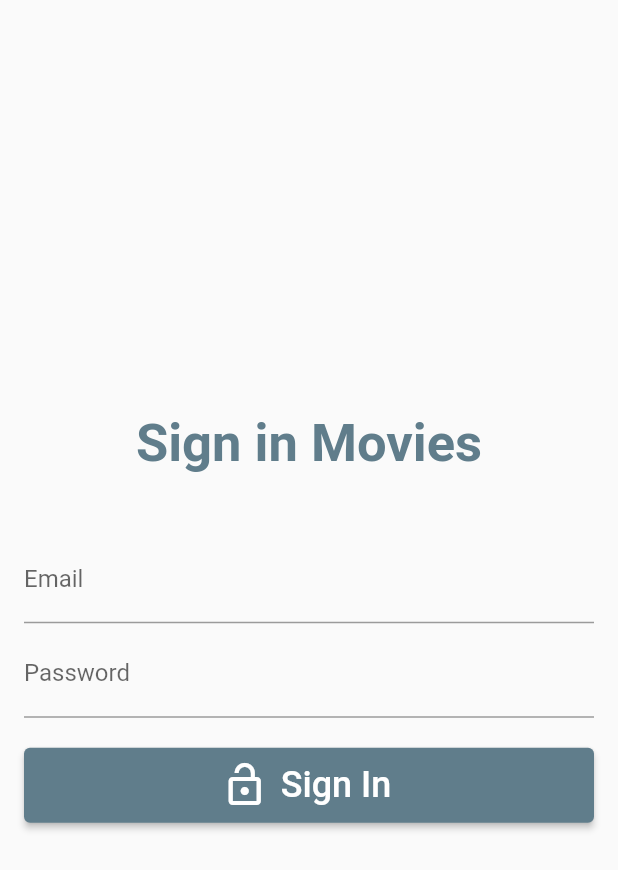
After one commit to tihomirkz/Movies-Application, a Flutter app: the screen it shows after launch, after a tap on "Sign In", on a phone screen of 412 x 824 dp. The commit adds this screen. Shown: the top 870 px of the screen. Run offline on Flutter 3.47's test engine with Material 2 defaults, Android fonts, the phone set to English and light mode, and no system bars; our stand-ins replace cached_network_image, firebase_auth, firebase_core, flutter_rating_bar; accounts and stored records are empty; network calls fail.

Commit message:
refactoring login

```diff
--- a/lib/main.dart
+++ b/lib/main.dart
@@ -2,7 +2,7 @@ import 'package:firebase_auth/firebase_auth.dart';
 import 'package:firebase_core/firebase_core.dart';
 import 'package:flutter/material.dart';
 import 'package:movies_application/screens/home/movies_page.dart';
-import 'package:movies_application/screens/home/widgets/ligin_widget.dart';
+import 'package:movies_application/screens/auth/log_in/login_widget.dart';
 
 Future<void> main() async {
   WidgetsFlutterBinding.ensureInitialized();
@@ -45,7 +45,7 @@ class MainPage extends StatelessWidget {
           } else if(snapshot.hasData) {
             return const MoviesPage();
           } else {
-            return const LoginWidget();
+            return const LoginPage();
           }
         },
       ),
--- /dev/null
+++ b/lib/screens/auth/log_in/login_view.dart
@@ -0,0 +1,38 @@
+import 'package:flutter/material.dart';
+import 'package:movies_application/screens/home/widgets/movie_widgets.dart';
+
+import 'login_widget.dart';
+
+class LoginView extends StatelessWidget {
+  final LoginController state;
+  const LoginView(this.state, {Key? key}) : super(key: key);
+
+  @override
+  Widget build(BuildContext context) {
+    return Padding(
+      padding: const EdgeInsets.all(16),
+      child: Column(
+        mainAxisAlignment: MainAxisAlignment.center,
+        children: [
+          text(text: 'Sign in Movies', size: 35, color: Colors.blueGrey),
+          const SizedBox(height: 40),
+          textField(state.emailController, 'Email', TextInputAction.next, false),
+          const SizedBox(height: 4),
+          textField(state.passwordController, 'Password', TextInputAction.done, true),
+          const SizedBox(height: 20),
+          ElevatedButton.icon(
+            style: ElevatedButton.styleFrom(
+              minimumSize: const Size.fromHeight(50),
+            ),
+            icon: const Icon(Icons.lock_open, size: 32),
+            label: const Text(
+              'Sign In',
+              style: TextStyle(fontSize: 24),
+            ),
+            onPressed: state.signIn,
+          ),
+        ],
+      ),
+    );
+  }
+}
--- /dev/null
+++ b/lib/screens/auth/log_in/login_widget.dart
@@ -0,0 +1,44 @@
+import 'package:firebase_auth/firebase_auth.dart';
+import 'package:flutter/material.dart';
+import 'package:movies_application/main.dart';
+import 'package:movies_application/screens/auth/log_in/login_view.dart';
+
+class LoginPage extends StatefulWidget {
+  const LoginPage({Key? key}) : super(key: key);
+
+  @override
+  State<LoginPage> createState() => LoginController();
+}
+
+class LoginController extends State<LoginPage> {
+  final emailController = TextEditingController();
+  final passwordController = TextEditingController();
+
+  @override
+  void dispose() {
+    emailController.dispose();
+    passwordController.dispose();
+    super.dispose();
+  }
+
+  @override
+  Widget build(BuildContext context) => LoginView(this);
+
+  Future signIn() async {
+    showDialog(
+      context: context,
+      builder: (context) => const Center(child: CircularProgressIndicator(),
+      ),
+    );
+
+    try {
+      await FirebaseAuth.instance.signInWithEmailAndPassword(
+        email: emailController.text.trim(),
+        password: passwordController.text.trim(),
+      );
+    } on FirebaseAuthException catch(e) {
+      print(e);
+    }
+    navigationKey.currentState?.popUntil((route) => route.isFirst);
+  }
+}
```
Also changed, not shown: lib/screens/home/widgets/ligin_widget.dart (deleted, +0 -68 lines).
